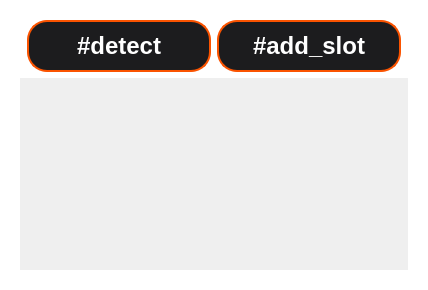
The window that src/plugins/NativeWidgets/ServiceMenu/src/GUI/UI/HardwareWindow.ui (Ilkhom-S/e-kiosk) describes before a commit, drawn with Qt 5.
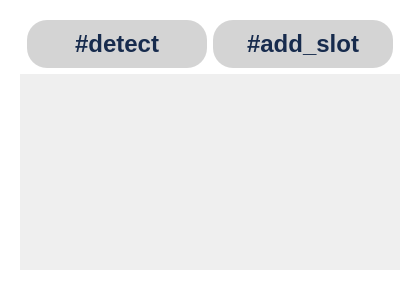
The same window after the commit.

Diff of the .ui file:
```diff
--- a/src/plugins/NativeWidgets/ServiceMenu/src/GUI/UI/HardwareWindow.ui
+++ b/src/plugins/NativeWidgets/ServiceMenu/src/GUI/UI/HardwareWindow.ui
@@ -11,9 +11,8 @@
 
                 /* Secondary action buttons (Detect, Add, Ok, Cancel) */
                 QPushButton {
-                background-color: #1C1C1E; /* Neutral dark background */
-                color: #FFFFFF;
-                border: 2px solid #FA5300; /* Orange border for consistency */
+                background-color: #D4D4D4; /* Neutral grey background */
+                color: #172B4D; /* Deep navy text for outdoor readability */
                 border-radius: 20px;
                 font-family: "Segoe UI";
                 font-size: 24px;
@@ -27,12 +26,13 @@
                 color: #FFFFFF;
                 }
                 QPushButton:disabled {
-                background-color: #3A3A3C;
+                background-color: #F0F0F0;
                 color: #8E8E93;
                 }
 
                 /* Cancel button variant */
                 QPushButton#btnCancel {
+                background-color: transparent;
                 border: 2px solid #8E8E93;
                 color: #8E8E93;
                 }
@@ -41,23 +41,23 @@
                 color: #FFFFFF;
                 }
 
-                /* List styling */
+                /* List styling for touchscreen */
                 QListWidget {
                 border: none;
-                min-width: 360px;
-                color: #FFFFFF;
+                color: #172B4D;
                 font-family: "Segoe UI";
-                font-size: 22px;
-                font-weight: 600;
+                font-size: 24px;
+                font-weight: 700;
                 }
                 QListWidget::item {
-                border: none;
-                height: 40px;
-                background-color: #1C1C1E;
+                height: 60px; /* Larger touch target */
+                background-color: #D4D4D4; /* Neutral grey background */
+                border-bottom: 1px solid #A6A6A6; /* Divider line between items */
+                padding-left: 12px;
                 }
                 QListWidget::item:selected {
-                background-color: #FA5300;
-                color: #FFFFFF;
+                background-color: #FA5300; /* Orange highlight */
+                color: #FFFFFF; /* White text for contrast */
                 }
             </string>
         </property>
```
Left out of the diff: 4 changed lines with no effect on the pictures.
